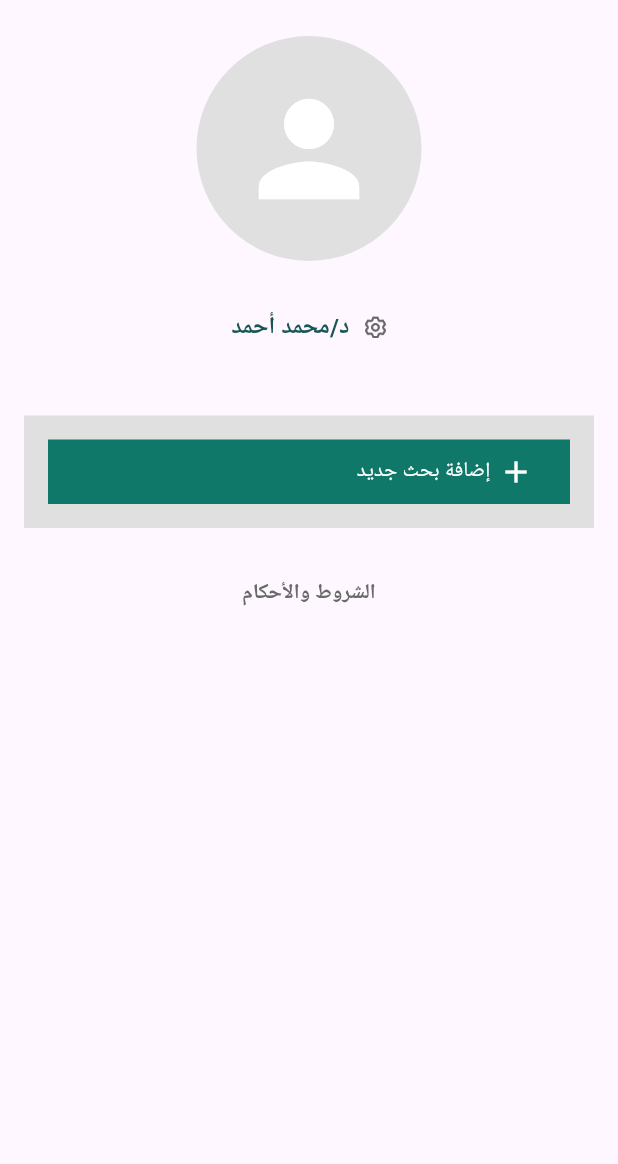
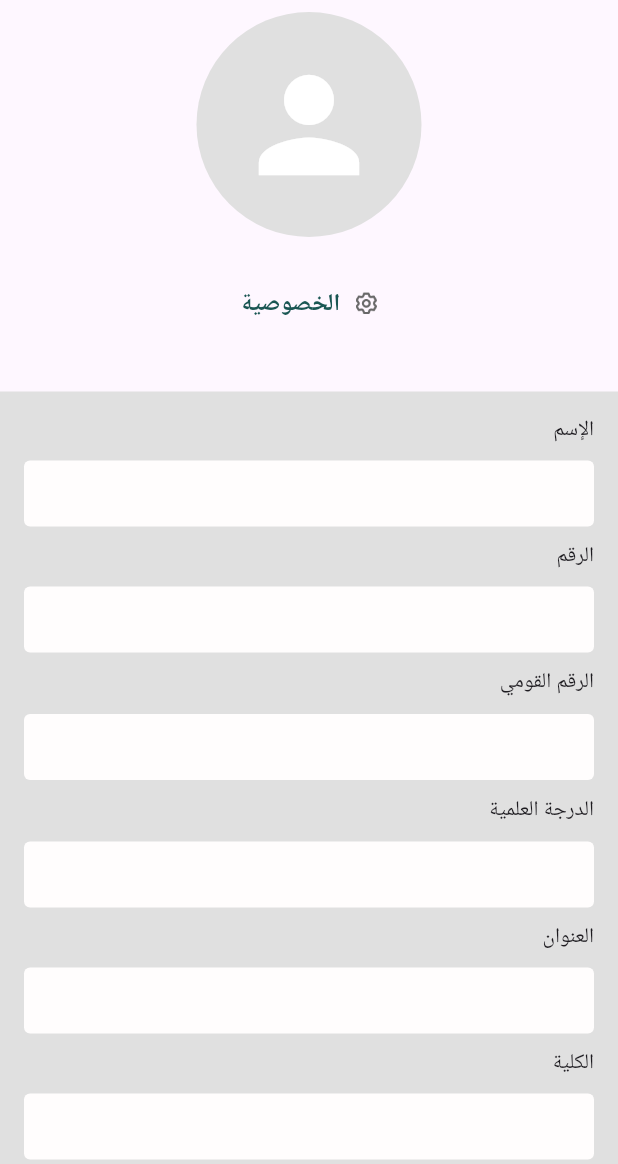
Before and after one commit to BassamEmad39/graduation_project, a Flutter app: the ProfilePage1 screen opened directly, after a tap on "د/محمد أحمد", on a phone screen of 412 x 824 dp, the part 72-1236 px from its top. Run offline on Flutter 3.47's test engine with Material 3 defaults, Android fonts, the phone set to English and light mode, and no system bars; our stand-ins replace dropdown_button2, flutter_otp_text_field, flutter_screenutil, flutter_spinkit; missing offline and left inert: auto_direction.

Commit message:
bassam updates

```diff
--- a/lib/custom/textField.dart
+++ b/lib/custom/textField.dart
@@ -2,10 +2,10 @@ import 'package:auto_direction/auto_direction.dart';
 import 'package:flutter/material.dart';
 
 class MyTextField extends StatefulWidget {
-  final bool isPassword;
+  final bool isPassword,isPhone;
   final int maxLiness;
 
-  const MyTextField({super.key,required this.isPassword, required this.maxLiness});
+  const MyTextField({super.key,required this.isPassword, required this.maxLiness,required this.isPhone});
 
   @override
   State<MyTextField> createState() => _MyTextFieldState();
@@ -20,6 +20,7 @@ class _MyTextFieldState extends State<MyTextField> {
     return AutoDirection(
       text: text,
       child: TextFormField(
+        keyboardType: widget.isPhone?TextInputType.phone:TextInputType.text,
         maxLines: widget.maxLiness,
         onChanged: (value) {
           setState(() {
--- a/lib/main.dart
+++ b/lib/main.dart
@@ -8,6 +8,9 @@ import 'package:graduation_project/pages/forgetpassword.dart';
 import 'package:graduation_project/pages/homepage.dart';
 import 'package:graduation_project/pages/loading_page.dart';
 import 'package:graduation_project/pages/login.dart';
+import 'package:graduation_project/pages/profilepage_1.dart';
+import 'package:graduation_project/pages/profilepage_2.dart';
+import 'package:graduation_project/pages/profilepage_3.dart';
 import 'package:graduation_project/pages/researchConditions.dart';
 import 'package:graduation_project/pages/searchinfo.dart';
 import 'package:graduation_project/pages/signup1.dart';
@@ -38,6 +41,6 @@ class _MyAppState extends State<MyApp> {
               debugShowCheckedModeBanner: false,
               home: child,
             ),
-child: const ConfirmInformation());
+child: const HomePage());
   }
 }
--- a/lib/pages/contact_us.dart
+++ b/lib/pages/contact_us.dart
@@ -120,6 +120,7 @@ class _ContactUsPageState extends State<ContactUsPage> {
                                                     MyTextField(
                                                       isPassword: false,
                                                       maxLiness: 1,
+                                                      isPhone: false,
                                                     )
                                                   ],
                                                 ),
@@ -143,6 +144,7 @@ class _ContactUsPageState extends State<ContactUsPage> {
                                                       height: 11,
                                                     ),
                                                     MyTextField(
+                                                      isPhone: false,
                                                       isPassword: false,
                                                       maxLiness: 1,
                                                     )
@@ -168,6 +170,7 @@ class _ContactUsPageState extends State<ContactUsPage> {
                                                       height: 11,
                                                     ),
                                                     MyTextField(
+                                                      isPhone: false,
                                                       isPassword: false,
                                                       maxLiness: 5,
                                                     ),
--- a/lib/pages/forgetpassword.dart
+++ b/lib/pages/forgetpassword.dart
@@ -69,7 +69,7 @@ class ForgetPssword extends StatelessWidget {
                       ),
                       MyTextField(
                         isPassword: false,
-                        maxLiness: 1,
+                        maxLiness: 1,isPhone: false,
                       ),
                       SizedBox(
                         height: 20,
--- a/lib/pages/login.dart
+++ b/lib/pages/login.dart
@@ -44,7 +44,7 @@ class _LoginPageState extends State<LoginPage> {
                       color: Colors.grey[300],
                     ),
                     width: 340.w,
-                    height: 500.h,
+                    height: 510.h,
                     child: Column(
                       crossAxisAlignment: CrossAxisAlignment.end,
                       children: [
@@ -79,7 +79,7 @@ class _LoginPageState extends State<LoginPage> {
                         SizedBox(
                           height: 10,
                         ),
-                        MyTextField(isPassword: false, maxLiness: 1),
+                        MyTextField(isPassword: false, maxLiness: 1,isPhone: false,),
                         SizedBox(
                           height: 10,
                         ),
@@ -100,6 +100,7 @@ class _LoginPageState extends State<LoginPage> {
                         MyTextField(
                           isPassword: true,
                           maxLiness: 1,
+                          isPhone: false,
                         ),
                         SizedBox(
                           height: 15,
--- a/lib/pages/newpassword.dart
+++ b/lib/pages/newpassword.dart
@@ -79,7 +79,7 @@ class _NewPasswordState extends State<NewPassword> {
                       const SizedBox(
                         height: 10,
                       ),
-                      MyTextField(isPassword: true, maxLiness: 1),
+                      MyTextField(isPassword: true, maxLiness: 1,isPhone: false,),
                       const SizedBox(
                         height: 20,
                       ),
@@ -91,7 +91,7 @@ class _NewPasswordState extends State<NewPassword> {
                       const SizedBox(
                         height: 10,
                       ),
-                      MyTextField(isPassword: true, maxLiness: 1),
+                      MyTextField(isPassword: true, maxLiness: 1,isPhone: false,),
                       const SizedBox(
                         height: 20,
                       ),
--- a/lib/pages/profilepage_1.dart
+++ b/lib/pages/profilepage_1.dart
@@ -2,6 +2,7 @@ import 'package:flutter/cupertino.dart';
 import 'package:flutter/material.dart';
 import 'package:flutter_screenutil/flutter_screenutil.dart';
 import 'package:graduation_project/custom/appbar.dart';
+import 'package:graduation_project/pages/profilepage_2.dart';
 
 class ProfilePage1 extends StatelessWidget {
   const ProfilePage1({super.key});
@@ -28,9 +29,15 @@ class ProfilePage1 extends StatelessWidget {
               ),
               Container(
                 child: MaterialButton(
-                  onPressed: () {},
+                  onPressed: () {
+                     Navigator.of(context).push(MaterialPageRoute(
+                            builder: (BuildContext context) =>
+                                const ProfilePage2(),
+                          ));
+                  },
                   child: Row(
                     mainAxisAlignment: MainAxisAlignment.center,
+                    mainAxisSize: MainAxisSize.min,
                     children: [
                       Text(
                         'د/محمد أحمد',
--- /dev/null
+++ b/lib/pages/profilepage_2.dart
@@ -0,0 +1,227 @@
+import 'package:flutter/material.dart';
+import 'package:flutter_screenutil/flutter_screenutil.dart';
+import 'package:graduation_project/custom/appbar.dart';
+import 'package:graduation_project/custom/dialog.dart';
+import 'package:graduation_project/custom/textField.dart';
+import 'package:graduation_project/pages/profilepage_1.dart';
+import 'package:graduation_project/pages/profilepage_3.dart';
+
+class ProfilePage2 extends StatelessWidget {
+  const ProfilePage2({super.key});
+
+  @override
+  Widget build(BuildContext context) {
+    return Scaffold(
+      appBar: MyAppBar(),
+      body: Center(
+        child: ListView(
+          children: [
+            Column(
+              children: [
+                SizedBox(
+                  height: 150,
+                  child: CircleAvatar(
+                    child: Icon(
+                      Icons.person,
+                      size: 100,
+                      color: Colors.white,
+                    ),
+                    backgroundColor: Color(0xffE0E0E0),
+                    radius: 100.r,
+                  ),
+                ),
+                SizedBox(
+                  height: 20,
+                ),
+                Container(
+                  child: MaterialButton(
+                    onPressed: () {
+                       Navigator.of(context).push(MaterialPageRoute(
+                            builder: (BuildContext context) =>
+                                const ProfilePage3(),
+                          ));
+                    },
+                    child: Row(
+                      mainAxisSize: MainAxisSize.min,
+                      mainAxisAlignment: MainAxisAlignment.center,
+                      children: [
+                        Text(
+                          'الخصوصية',
+                          style: TextStyle(
+                              color: Color(0xff1A5653),
+                              fontSize: 16,
+                              fontWeight: FontWeight.bold),
+                        ),
+                        SizedBox(
+                          width: 10,
+                        ),
+                        Image.asset(
+                          'images/settings.png',
+                          width: 16.h,
+                          height: 16.h,
+                        ),
+                      ],
+                    ),
+                  ),
+                ),
+                SizedBox(
+                  height: 35,
+                ),
+                Container(
+                  padding: EdgeInsets.all(16),
+                  height: 800,
+                  width: 450,
+                  color: Color(0xffE0E0E0),
+                  child: Column(
+                    crossAxisAlignment: CrossAxisAlignment.end,
+                    children: [
+                      Text('الإسم'),
+                      SizedBox(
+                        height: 10,
+                      ),
+                      MyTextField(
+                        isPassword: false,
+                        maxLiness: 1,
+                        isPhone: false,
+                      ),
+                      SizedBox(
+                        height: 10,
+                      ),
+                      Text('الرقم'),
+                      SizedBox(
+                        height: 10,
+                      ),
+                      MyTextField(
+                        isPassword: false,
+                        maxLiness: 1,
+                        isPhone: true,
+                      ),
+                      SizedBox(
+                        height: 10,
+                      ),
+                      Text('الرقم القومي'),
+                      SizedBox(
+                        height: 10,
+                      ),
+                      MyTextField(
+                        isPassword: false,
+                        maxLiness: 1,
+                        isPhone: true,
+                      ),
+                      SizedBox(
+                        height: 10,
+                      ),
+                      Text(
+                        'الدرجة العلمية',
+                      ),
+                      SizedBox(
+                        height: 10,
+                      ),
+                      MyTextField(
+                        isPassword: false,
+                        maxLiness: 1,
+                        isPhone: false,
+                      ),
+                      SizedBox(
+                        height: 10,
+                      ),
+                      Text('العنوان'),
+                      SizedBox(
+                        height: 10,
+                      ),
+                      MyTextField(
+                        isPassword: false,
+                        maxLiness: 1,
+                        isPhone: false,
+                      ),
+                      SizedBox(
+                        height: 10,
+                      ),
+                      Text('الكلية'),
+                      SizedBox(
+                        height: 10,
+                      ),
+                      MyTextField(
+                        isPassword: false,
+                        maxLiness: 1,
+                        isPhone: false,
+                      ),
+                      SizedBox(
+                        height: 10,
+                      ),
+                      Text('الفسم'),
+                      SizedBox(
+                        height: 10,
+                      ),
+                      MyTextField(
+                        isPassword: false,
+                        maxLiness: 1,
+                        isPhone: false,
+                      ),
+                      SizedBox(
+                        height: 10,
+                      ),
+                      Text('الرقم البريدي'),
+                      SizedBox(
+                        height: 10,
+                      ),
+                      MyTextField(
+                        isPassword: false,
+                        maxLiness: 1,
+                        isPhone: true,
+                      ),
+                      SizedBox(
+                        height: 30,
+                      ),
+                      Row(
+                        mainAxisAlignment: MainAxisAlignment.center,
+                        children: [
+                          Container(
+                            color: Color(0xff107869),
+                            child: MaterialButton(
+                              onPressed: () {
+                                Navigator.of(context).push(MaterialPageRoute(
+                            builder: (BuildContext context) =>
+                                const ProfilePage1(),
+                          ));
+                              },
+                              child: Text(
+                                'رجوع',
+                                style: TextStyle(color: Colors.white),
+                              ),
+                            ),
+                          ),
+                          SizedBox(
+                            width: 7,
+                          ),
+                          Container(
+                            color: Color(0xff107869),
+                            child: MaterialButton(
+                              onPressed: () {
+                                showDialog(
+                                    context: context,
+                                    builder: (context) {
+                                      return const MyDialog(
+                                        title: "تم تعديل البيانات بنجاح",
+                                      );
+                                    });
+                              },
+                              child: Text(
+                                'تعديل',
+                                style: TextStyle(color: Colors.white),
+                              ),
+                            ),
+                          ),
+                        ],
+                      )
+                    ],
+                  ),
+                )
+              ],
+            ),
+          ],
+        ),
+      ),
+    );
+  }
+}
--- a/lib/pages/signup1.dart
+++ b/lib/pages/signup1.dart
@@ -71,7 +71,7 @@ class _SignUpPage1State extends State<SignUpPage1> {
                     SizedBox(
                       height: 5.h,
                     ),
-                    MyTextField(isPassword: false, maxLiness: 1),
+                    MyTextField(isPassword: false, maxLiness: 1,isPhone: false,),
                     SizedBox(
                       height: 31.h,
                     ),
@@ -83,7 +83,7 @@ class _SignUpPage1State extends State<SignUpPage1> {
                     SizedBox(
                       height: 5.h,
                     ),
-                    MyTextField(isPassword: false, maxLiness: 1),
+                    MyTextField(isPassword: false, maxLiness: 1,isPhone: true,),
                     SizedBox(
                       height: 25.h,
                     ),
--- a/lib/pages/signup3.dart
+++ b/lib/pages/signup3.dart
@@ -70,7 +70,7 @@ class _SignUpPage3State extends State<SignUpPage3> {
                           SizedBox(
                             height: 5.h,
                           ),
-                          MyTextField(isPassword: false, maxLiness: 1),
+                          MyTextField(isPassword: false, maxLiness: 1,isPhone: false,),
                           SizedBox(
                             height: 31.h,
                           ),
@@ -82,7 +82,7 @@ class _SignUpPage3State extends State<SignUpPage3> {
                           SizedBox(
                             height: 5.h,
                           ),
-                          MyTextField(isPassword: false, maxLiness: 1),
+                          MyTextField(isPassword: false, maxLiness: 1,isPhone: false,),
                           SizedBox(
                             height: 31.h,
                           ),
@@ -94,7 +94,7 @@ class _SignUpPage3State extends State<SignUpPage3> {
                           SizedBox(
                             height: 5.h,
                           ),
-                          MyTextField(isPassword: false, maxLiness: 1),
+                          MyTextField(isPassword: false, maxLiness: 1,isPhone: false,),
                           SizedBox(
                             height: 31.h,
                           ),
--- a/lib/pages/signup4.dart
+++ b/lib/pages/signup4.dart
@@ -81,7 +81,7 @@ class _SignUpPage4State extends State<SignUpPage4> {
                       SizedBox(
                         height: 5.h,
                       ),
-                      MyTextField(isPassword: true, maxLiness: 1),
+                      MyTextField(isPassword: true, maxLiness: 1,isPhone: false,),
                       SizedBox(
                         height: 15.h,
                       ),
@@ -93,7 +93,7 @@ class _SignUpPage4State extends State<SignUpPage4> {
                       SizedBox(
                         height: 5.h,
                       ),
-                      MyTextField(isPassword: true, maxLiness: 1),
+                      MyTextField(isPassword: true, maxLiness: 1,isPhone: false,),
                       SizedBox(
                         height: 20.h,
                       ),
```
Also changed, not shown: lib/pages/confirminfo.dart (+9 -9 lines), lib/pages/profilepage_3.dart (added, +115 -0 lines), lib/pages/searchinfo.dart (+8 -8 lines), lib/pages/signup2.dart (+4 -4 lines).
